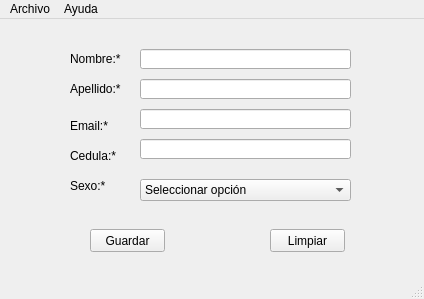
First picture: the form in Aplicacion/GUI/vtn_principal.ui, repository gvalarezog/proyecto_POO, before the edit.
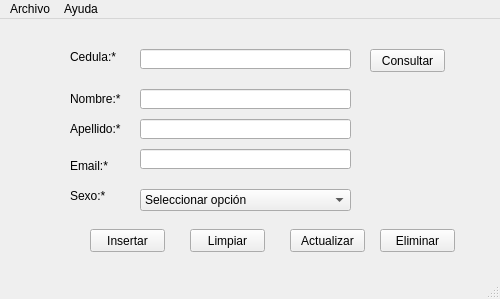
Second picture: the form after the edit.

Commit message: GUI + BBDD + CRUD 06/09/2022

```diff
--- a/Aplicacion/GUI/vtn_principal.ui
+++ b/Aplicacion/GUI/vtn_principal.ui
@@ -6,7 +6,7 @@
    <rect>
     <x>0</x>
     <y>0</y>
-    <width>424</width>
+    <width>500</width>
     <height>299</height>
    </rect>
   </property>
@@ -18,7 +18,7 @@
     <property name="geometry">
      <rect>
       <x>70</x>
-      <y>30</y>
+      <y>70</y>
       <width>61</width>
       <height>20</height>
      </rect>
@@ -31,7 +31,7 @@
     <property name="geometry">
      <rect>
       <x>140</x>
-      <y>30</y>
+      <y>70</y>
       <width>211</width>
       <height>20</height>
      </rect>
@@ -47,7 +47,7 @@
     <property name="geometry">
      <rect>
       <x>70</x>
-      <y>60</y>
+      <y>100</y>
       <width>61</width>
       <height>20</height>
      </rect>
@@ -60,7 +60,7 @@
     <property name="geometry">
      <rect>
       <x>140</x>
-      <y>60</y>
+      <y>100</y>
       <width>211</width>
       <height>20</height>
      </rect>
@@ -79,14 +79,14 @@
      </rect>
     </property>
     <property name="text">
-     <string>Guardar</string>
+     <string>Insertar</string>
     </property>
    </widget>
    <widget class="QLineEdit" name="txt_email">
     <property name="geometry">
      <rect>
       <x>140</x>
-      <y>90</y>
+      <y>130</y>
       <width>211</width>
       <height>20</height>
      </rect>
@@ -99,7 +99,7 @@
     <property name="geometry">
      <rect>
       <x>70</x>
-      <y>100</y>
+      <y>140</y>
       <width>47</width>
       <height>13</height>
      </rect>
@@ -112,7 +112,7 @@
     <property name="geometry">
      <rect>
       <x>70</x>
-      <y>160</y>
+      <y>170</y>
       <width>47</width>
       <height>13</height>
      </rect>
@@ -125,7 +125,7 @@
     <property name="geometry">
      <rect>
       <x>140</x>
-      <y>160</y>
+      <y>170</y>
       <width>211</width>
       <height>22</height>
      </rect>
@@ -150,9 +150,9 @@
     <property name="geometry">
      <rect>
       <x>70</x>
-      <y>130</y>
-      <width>47</width>
-      <height>13</height>
+      <y>30</y>
+      <width>51</width>
+      <height>16</height>
      </rect>
     </property>
     <property name="text">
@@ -163,7 +163,7 @@
     <property name="geometry">
      <rect>
       <x>140</x>
-      <y>120</y>
+      <y>30</y>
       <width>211</width>
       <height>20</height>
      </rect>
@@ -175,7 +175,7 @@
    <widget class="QPushButton" name="btn_limpiar">
     <property name="geometry">
      <rect>
-      <x>270</x>
+      <x>190</x>
       <y>210</y>
       <width>75</width>
       <height>23</height>
@@ -185,13 +185,52 @@
      <string>Limpiar</string>
     </property>
    </widget>
+   <widget class="QPushButton" name="btn_consultar">
+    <property name="geometry">
+     <rect>
+      <x>370</x>
+      <y>30</y>
+      <width>75</width>
+      <height>23</height>
+     </rect>
+    </property>
+    <property name="text">
+     <string>Consultar</string>
+    </property>
+   </widget>
+   <widget class="QPushButton" name="btn_actualizar">
+    <property name="geometry">
+     <rect>
+      <x>290</x>
+      <y>210</y>
+      <width>75</width>
+      <height>23</height>
+     </rect>
+    </property>
+    <property name="text">
+     <string>Actualizar</string>
+    </property>
+   </widget>
+   <widget class="QPushButton" name="btn_eliminar">
+    <property name="geometry">
+     <rect>
+      <x>380</x>
+      <y>210</y>
+      <width>75</width>
+      <height>23</height>
+     </rect>
+    </property>
+    <property name="text">
+     <string>Eliminar</string>
+    </property>
+   </widget>
   </widget>
   <widget class="QMenuBar" name="mnb_menu_principal">
    <property name="geometry">
     <rect>
      <x>0</x>
      <y>0</y>
-     <width>424</width>
+     <width>500</width>
      <height>21</height>
     </rect>
    </property>
```
Left out of the diff: 3 changed lines with no effect on the pictures. The commit also changes 4 other files.
